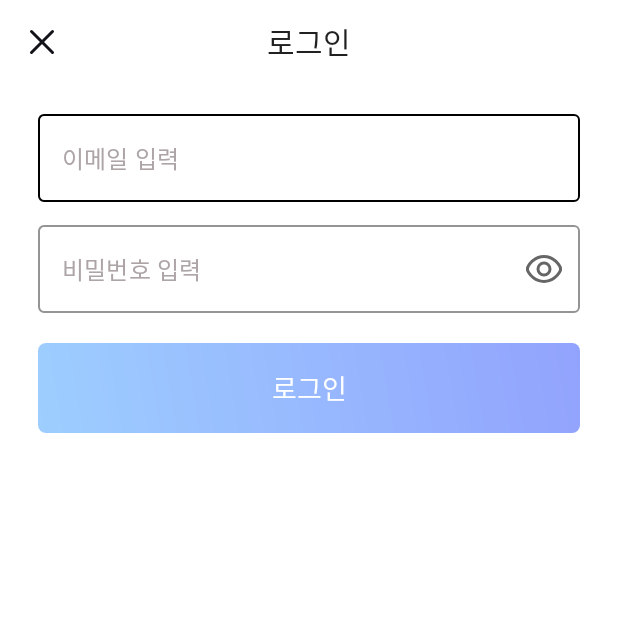
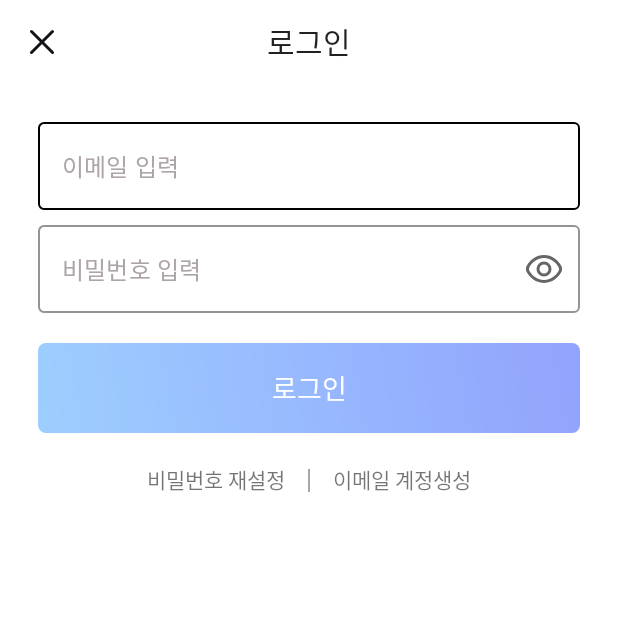
Before and after one commit to youuungh/RemindPassword, an Android app: the LoginActivity screen opened directly, with no data from a screen before it, on a phone screen of 412 x 824 dp, the top half of it. Run offline under Robolectric (Android 15) with nearby library versions, the phone set to English and light mode, and no system bars; our stand-ins replace Firebase (no records; nobody signed in at launch, a user with empty details on screens opened directly).

Commit message:
비밀번호 관리자

```diff
--- /dev/null
+++ b/app/src/main/res/drawable/ic_clear_text.xml
@@ -0,0 +1,5 @@
+<vector android:height="24dp" android:viewportHeight="24"
+    android:viewportWidth="24" android:width="24dp" xmlns:android="http://schemas.android.com/apk/res/android">
+    <path android:fillColor="#FF000000" android:pathData="M16,8a1,1 0,0 0,-1.414 0L12,10.586 9.414,8A1,1 0,0 0,8 9.414L10.586,12 8,14.586A1,1 0,0 0,9.414 16L12,13.414 14.586,16A1,1 0,0 0,16 14.586L13.414,12 16,9.414A1,1 0,0 0,16 8Z"/>
+    <path android:fillColor="#FF000000" android:pathData="M12,0A12,12 0,1 0,24 12,12.013 12.013,0 0,0 12,0ZM12,22A10,10 0,1 1,22 12,10.011 10.011,0 0,1 12,22Z"/>
+</vector>
--- a/app/src/main/res/layout/activity_login.xml
+++ b/app/src/main/res/layout/activity_login.xml
@@ -42,20 +42,23 @@
                 style="@style/Widget.MaterialComponents.TextInputLayout.OutlinedBox"
                 android:layout_width="match_parent"
                 android:layout_height="wrap_content"
-                android:layout_marginTop="20dp"
+                android:layout_marginTop="25dp"
                 android:padding="0dp"
-                android:theme="@style/Theme.MaterialComponents.Light"
+                android:theme="@style/Theme.MaterialComponents.Light.NoActionBar"
+                android:focusableInTouchMode="true"
                 app:endIconMode="clear_text"
+                app:endIconDrawable="@drawable/ic_clear_text"
                 app:boxStrokeColor="@color/black"
                 app:boxStrokeWidthFocused="1dp"
                 app:boxStrokeErrorColor="?attr/colorError"
-                app:hintEnabled="false">
+                app:hintEnabled="false"
+                app:errorEnabled="false">
 
                 <com.google.android.material.textfield.TextInputEditText
                     android:id="@+id/login_email"
                     style="@style/Widget.MaterialComponents.TextInputEditText.OutlinedBox"
                     android:layout_width="match_parent"
-                    android:layout_height="match_parent"
+                    android:layout_height="wrap_content"
                     android:hint="이메일 입력"
                     android:fontFamily="@font/dm_sans"
                     android:inputType="textEmailAddress"
@@ -69,22 +72,24 @@
                 style="@style/Widget.MaterialComponents.TextInputLayout.OutlinedBox"
                 android:layout_width="match_parent"
                 android:layout_height="wrap_content"
-                android:layout_marginTop="15dp"
+                android:layout_marginTop="10dp"
                 android:padding="0dp"
                 android:theme="@style/Theme.MaterialComponents.Light.NoActionBar"
+                android:focusableInTouchMode="true"
                 app:endIconMode="password_toggle"
                 app:endIconDrawable="@drawable/custom_password_toggle"
                 app:endIconCheckable="true"
                 app:boxStrokeColor="@color/black"
                 app:boxStrokeWidthFocused="1dp"
                 app:boxStrokeErrorColor="?attr/colorError"
-                app:hintEnabled="false">
+                app:hintEnabled="false"
+                app:errorEnabled="false">
 
                 <com.google.android.material.textfield.TextInputEditText
                     android:id="@+id/login_password"
                     style="@style/Widget.MaterialComponents.TextInputEditText.OutlinedBox"
                     android:layout_width="match_parent"
-                    android:layout_height="match_parent"
+                    android:layout_height="wrap_content"
                     android:hint="비밀번호 입력"
                     android:fontFamily="@font/dm_sans"
                     android:inputType="textPassword"
@@ -122,6 +127,36 @@
                     android:layout_marginEnd="15dp"
                     android:layout_alignParentRight="true"/>
             </RelativeLayout>
+
+            <LinearLayout
+                android:layout_width="match_parent"
+                android:layout_height="wrap_content"
+                android:layout_marginTop="20dp"
+                android:gravity="center_horizontal">
+
+                <TextView
+                    android:layout_width="0dp"
+                    android:layout_height="wrap_content"
+                    android:layout_weight="1"
+                    android:gravity="center|end"
+                    android:layout_marginEnd="15dp"
+                    android:text="비밀번호 재설정"/>
+
+                <View
+                    android:layout_width="1dp"
+                    android:layout_height="15dp"
+                    android:layout_marginTop="1dp"
+                    android:layout_gravity="center_vertical"
+                    android:background="#ADA4A5"/>
+
+                <TextView
+                    android:layout_width="0dp"
+                    android:layout_height="wrap_content"
+                    android:layout_weight="1"
+                    android:layout_marginStart="15dp"
+                    android:layout_gravity="center"
+                    android:text="이메일 계정생성"/>
+            </LinearLayout>
         </LinearLayout>
     </FrameLayout>
 </androidx.constraintlayout.widget.ConstraintLayout>
```
Also changed, not shown: app/src/main/java/com/example/passwordmanager/LoginActivity.java (+45 -36 lines).
